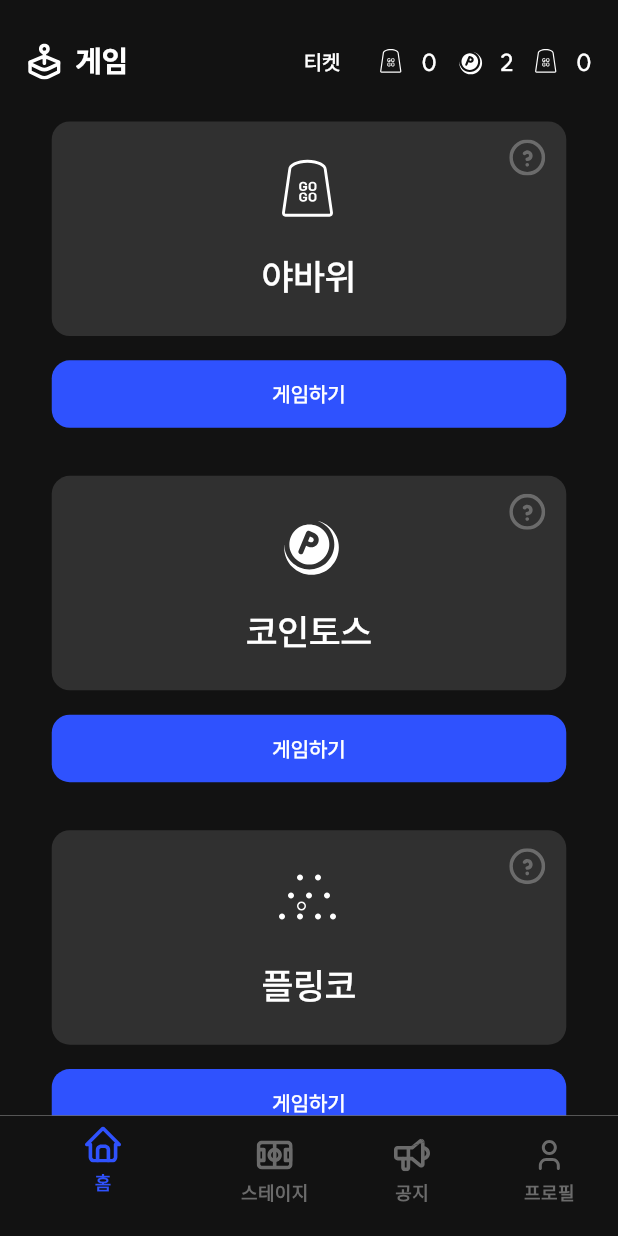
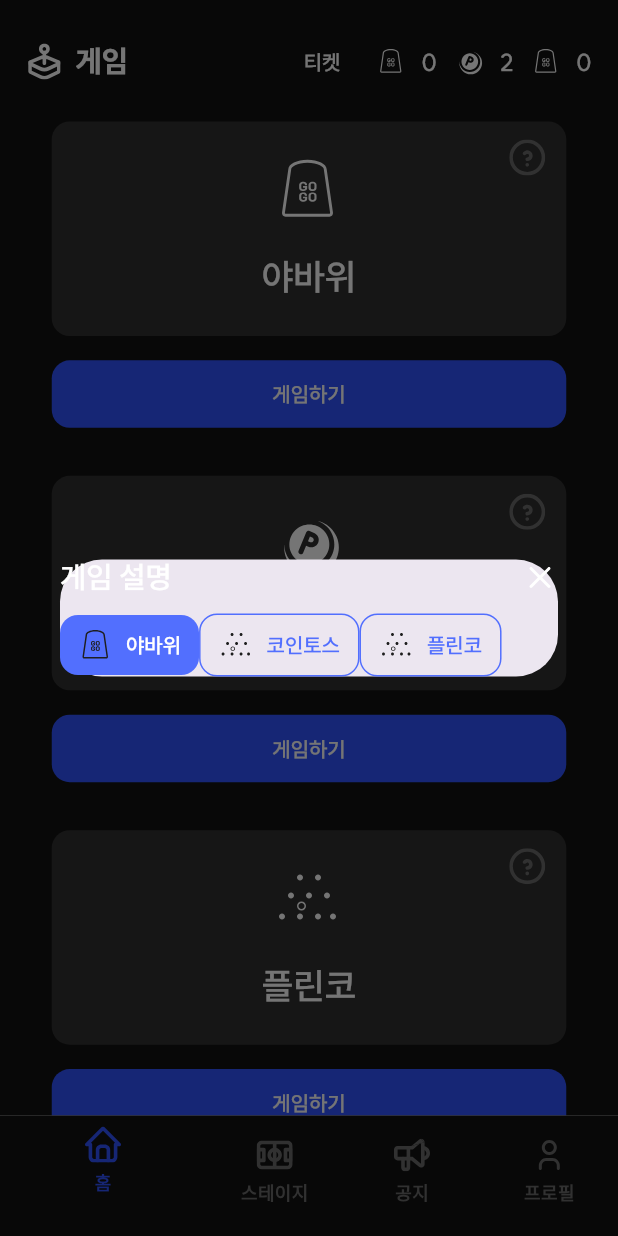
Before and after one commit to team-gogo/GOGO-App, a Flutter app: the MinigameScreen screen opened by its route, after a tap on an icon or button, on a phone screen of 412 x 824 dp. Run offline on Flutter 3.47's test engine with Material 3 defaults, Android fonts, the light colour scheme and no system bars; our stand-ins replace bloc, dio, firebase_auth, firebase_core, firebase_messaging, flutter_bloc and 9 more; accounts and stored records are empty; generated files the repository leaves out were written again.

Commit message:
✨:: 미니게임 설명 팝업 추가

```diff
--- a/lib/presentation/minigame/widgets/minigame_select_component.dart
+++ b/lib/presentation/minigame/widgets/minigame_select_component.dart
@@ -4,6 +4,7 @@ import 'package:go_router/go_router.dart';
 import 'package:gogo_app/design_system/theme/color.dart';
 import 'package:gogo_app/design_system/theme/icon.dart';
 import 'package:gogo_app/design_system/theme/typography.dart';
+import 'package:gogo_app/presentation/minigame/widgets/minigame_explanation_modal.dart';
 import 'package:gogo_app/presentation/minigame/widgets/minigame_topbar.dart';
 import 'package:gogo_app/router.dart';
 
@@ -62,7 +63,14 @@ class MinigameSelectComponent extends StatelessWidget {
                 right: 14,
                 top: 12,
                 child: GogoIcons.questionMarkCircle(
-                  onTap: () {},
+                  onTap: () {
+                    showDialog(
+                        context: context,
+                        builder: (context) {
+                          return MinigameExplanationModal(
+                              minigameName: gameName);
+                        });
+                  },
                   color: GogoColors.gray500,
                 ),
               ),
@@ -191,7 +199,7 @@ class MinigameScrollComponent extends StatelessWidget {
                   height: 48,
                   color: GogoColors.white,
                 ),
-          gameName: "플링코",
+          gameName: "플린코",
           ticketsCost: plinkoTicketscost,
           ticketsCount: plinkoTicketsCount,
           onTap: () {},
```
